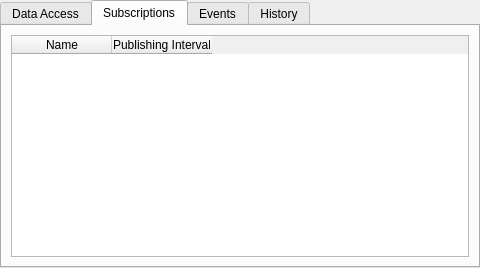
Before: the Qt Designer form src/widgets/dataaccesswidget.ui in sanny32/OpenUaExplorer, drawn with Qt 5.
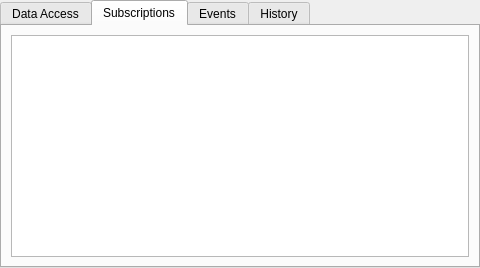
After: the same form once the commit is applied. The open tabs and pages were chosen to show the change.

Commit message: refact: Introduce EventsModel, HistoryModel, and SubscriptionsModel for enhanced data handling in DataAccessWidget and update UI components accordingly

```diff
--- a/src/widgets/dataaccesswidget.ui
+++ b/src/widgets/dataaccesswidget.ui
@@ -116,18 +116,7 @@
       </attribute>
       <layout class="QVBoxLayout" name="subscriptionsLayout">
        <item>
-        <widget class="QTableWidget" name="subscriptionsTable">
-         <column>
-          <property name="text">
-           <string>Name</string>
-          </property>
-         </column>
-         <column>
-          <property name="text">
-           <string>Publishing Interval</string>
-          </property>
-         </column>
-        </widget>
+        <widget class="QTableView" name="subscriptionsTable"/>
        </item>
       </layout>
      </widget>
```
Left out of the diff: 26 changed lines with no effect on the pictures. The commit also changes 11 other files.
